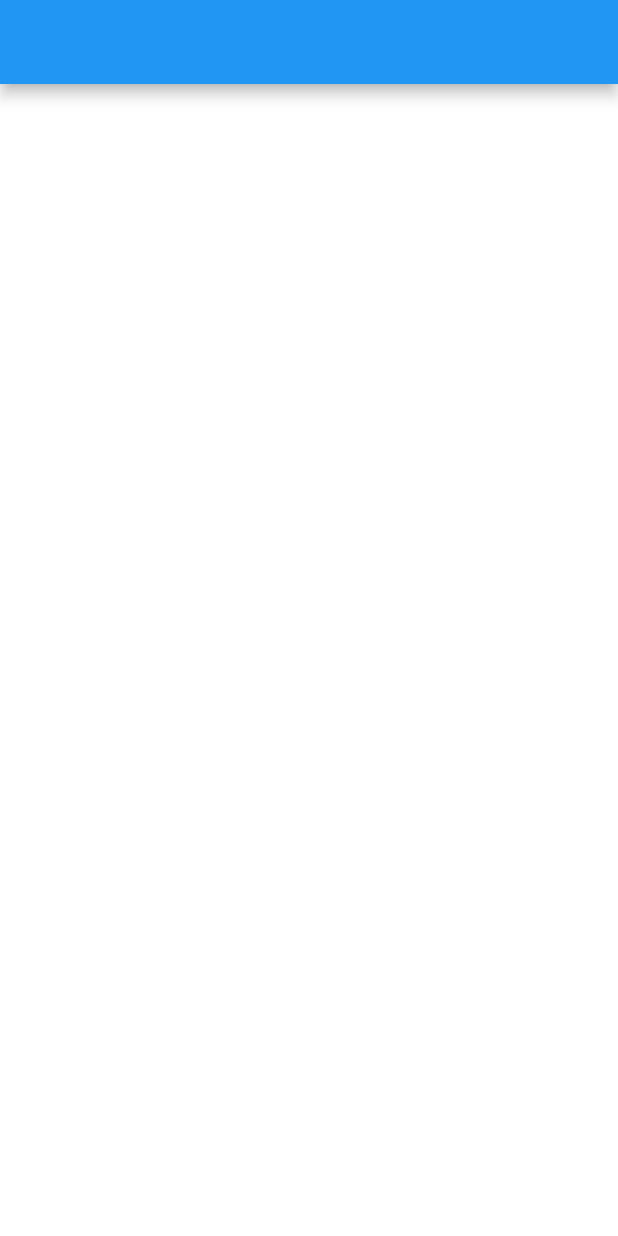
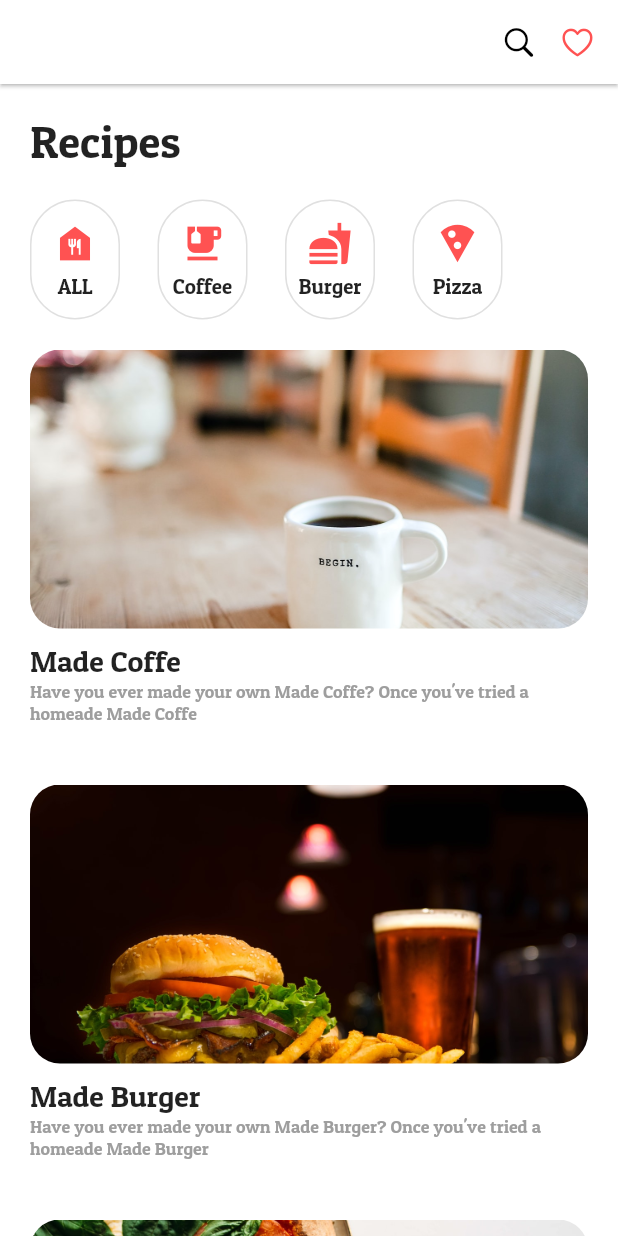
Before and after one commit to sh2orc/flutter_recipe, a Flutter app: the screen it shows after launch, on a phone screen of 412 x 824 dp. Run offline on Flutter 3.47's test engine with Material 2 defaults, Android fonts, the phone set to English and light mode, and no system bars.

Commit message:
recipe app completed

```diff
--- a/lib/components/recipe_list_item.dart
+++ b/lib/components/recipe_list_item.dart
@@ -8,8 +8,30 @@ class RecipeListItem extends StatelessWidget {
 
   @override
   Widget build(BuildContext context) {
-    return Container(
-
-    );
+    return Padding(padding: const EdgeInsets.symmetric(vertical: 20),
+     child: Column(
+       crossAxisAlignment: CrossAxisAlignment.start,
+       children: [
+         AspectRatio(
+           aspectRatio: 2/1,
+           child: ClipRRect(
+             borderRadius: BorderRadius.circular(20),
+             child: Image.asset(
+               "assets/images/$imageName.jpeg",
+               fit: BoxFit.cover,
+             ),
+           ),
+         ),
+         SizedBox(height: 10,),
+         Text(
+           title,
+           style: TextStyle(fontSize: 20),
+         ),
+         Text(
+           "Have you ever made your own $title? Once you've tried a homeade $title",
+           style: TextStyle(color: Colors.grey, fontSize: 12),
+         )
+       ],
+     ),);
   }
 }
--- a/lib/components/recipe_menu.dart
+++ b/lib/components/recipe_menu.dart
@@ -5,8 +5,41 @@ class RecipeMenu extends StatelessWidget {
 
   @override
   Widget build(BuildContext context) {
+    return Padding(
+      padding: const EdgeInsets.only(top:20),
+      child: Row(
+        children: [
+          _buildMenuItem(Icons.food_bank, "ALL"),
+          SizedBox(width: 25,),
+          _buildMenuItem(Icons.emoji_food_beverage, "Coffee"),
+          SizedBox(width: 25,),
+          _buildMenuItem(Icons.fastfood, "Burger"),
+          SizedBox(width: 25,),
+          _buildMenuItem(Icons.local_pizza, "Pizza"),
+        ],
+      ),
+    );
+  }
+
+  Widget _buildMenuItem(IconData mIcon, String text){
     return Container(
-
+      width: 60,
+      height: 80,
+      decoration: BoxDecoration(
+        borderRadius: BorderRadius.circular(30),
+        border: Border.all(color: Colors.black12)
+      ),
+      child: Column(
+        mainAxisAlignment: MainAxisAlignment.center,
+        children: [
+          Icon(mIcon, color: Colors.redAccent, size: 30,),
+          SizedBox(height: 5,),
+          Text(
+            text,
+            style: TextStyle(color: Colors.black87),
+          ),
+        ],
+      ),
     );
   }
 }
--- a/lib/components/recipe_title.dart
+++ b/lib/components/recipe_title.dart
@@ -5,8 +5,12 @@ class RecipeTitle extends StatelessWidget {
 
   @override
   Widget build(BuildContext context) {
-    return Container(
-
+    return Padding(
+      padding: const EdgeInsets.only(top:20),
+      child: Text(
+        "Recipes",
+        style: TextStyle(fontSize: 30),
+      ),
     );
   }
 }
--- a/lib/main.dart
+++ b/lib/main.dart
@@ -11,6 +11,7 @@ class MyApp extends StatelessWidget {
   Widget build(BuildContext context) {
     return MaterialApp(
       debugShowCheckedModeBanner: false,
+      theme: ThemeData(fontFamily: "PatuaOne"),
       home: RecipePage(),
     );
   }
--- a/lib/pages/recipe_page.dart
+++ b/lib/pages/recipe_page.dart
@@ -1,3 +1,4 @@
+import 'package:flutter/cupertino.dart';
 import 'package:flutter/material.dart';
 import 'package:flutter_recipe/components/recipe_list_item.dart';
 import 'package:flutter_recipe/components/recipe_menu.dart';
@@ -13,8 +14,7 @@ class RecipePage extends StatelessWidget {
       appBar: _buildRecipeAppBar(),
       body: Padding(
         padding: const EdgeInsets.symmetric(horizontal: 20),
-        child: Column(
-          crossAxisAlignment: CrossAxisAlignment.start,
+        child: ListView(
           children: [
             RecipeTitle(),
             RecipeMenu(),
@@ -29,6 +29,21 @@ class RecipePage extends StatelessWidget {
   }
 
   AppBar _buildRecipeAppBar(){
-    return AppBar();
+    return AppBar(
+      backgroundColor: Colors.white,
+      elevation: 1.0,
+      actions: [
+        Icon(
+          CupertinoIcons.search,
+          color: Colors.black,
+        ),
+        SizedBox(width: 15,),
+        Icon(
+          CupertinoIcons.heart,
+          color: Colors.redAccent,
+        ),
+        SizedBox(width: 15,)
+      ],
+    );
   }
 }
```
